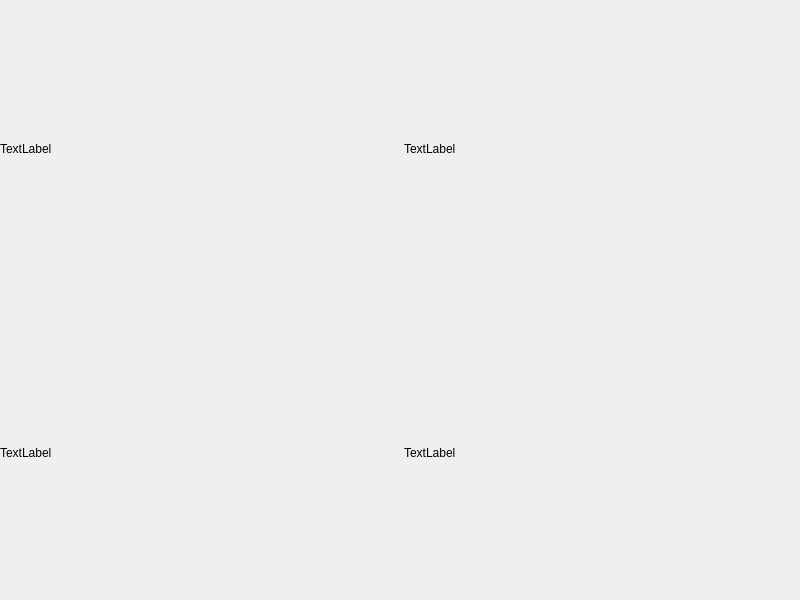
Qt form mainwidget.ui (xlbatross/cppqttcpclient) before a commit.
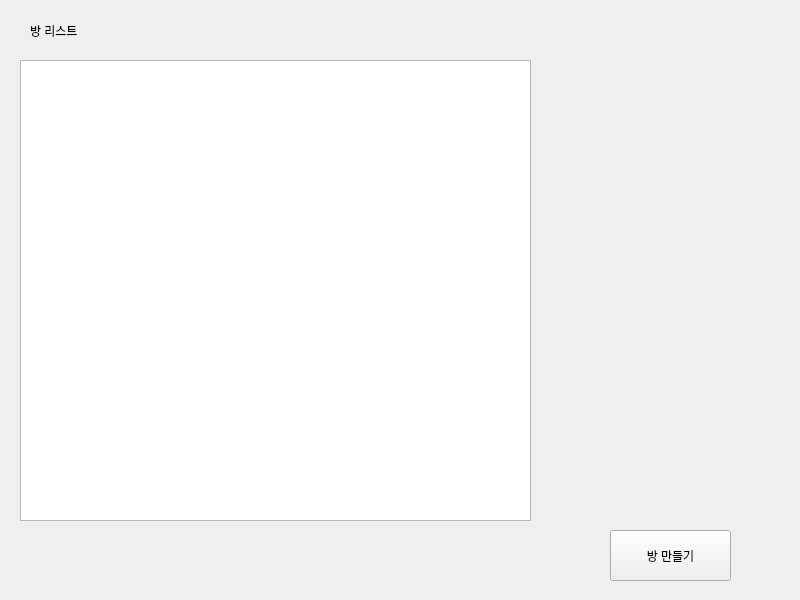
The same form after that commit.

```diff
--- a/mainwidget.ui
+++ b/mainwidget.ui
@@ -13,7 +13,7 @@
   <property name="windowTitle">
    <string>MainWidget</string>
   </property>
-  <widget class="QWidget" name="gridLayoutWidget">
+  <widget class="QStackedWidget" name="stackedWidget">
    <property name="geometry">
     <rect>
      <x>0</x>
@@ -22,6 +22,70 @@
      <height>601</height>
     </rect>
    </property>
+   <property name="currentIndex">
+    <number>0</number>
+   </property>
+   <widget class="QWidget" name="page">
+    <widget class="QListWidget" name="listWidgetRoomList">
+     <property name="geometry">
+      <rect>
+       <x>20</x>
+       <y>60</y>
+       <width>511</width>
+       <height>461</height>
+      </rect>
+     </property>
+    </widget>
+    <widget class="QLabel" name="label">
+     <property name="geometry">
+      <rect>
+       <x>30</x>
+       <y>20</y>
+       <width>101</width>
+       <height>21</height>
+      </rect>
+     </property>
+     <property name="text">
+      <string>방 리스트</string>
+     </property>
+    </widget>
+    <widget class="QPushButton" name="btnMakeRoom">
+     <property name="geometry">
+      <rect>
+       <x>610</x>
+       <y>530</y>
+       <width>121</width>
+       <height>51</height>
+      </rect>
+     </property>
+     <property name="text">
+      <string>방 만들기</string>
+     </property>
+    </widget>
+   </widget>
+   <widget class="QWidget" name="page_2">
+    <widget class="QPushButton" name="btnEndRoom">
+     <property name="geometry">
+      <rect>
+       <x>640</x>
+       <y>530</y>
+       <width>121</width>
+       <height>51</height>
+      </rect>
+     </property>
+     <property name="text">
+      <string>강의 종료</string>
+     </property>
+    </widget>
+    <widget class="QWidget" name="gridLayoutWidget">
+     <property name="geometry">
+      <rect>
+       <x>10</x>
+       <y>10</y>
+       <width>681</width>
+       <height>511</height>
+      </rect>
+     </property>
    <layout class="QGridLayout" name="gridLayout">
     <item row="0" column="1">
      <widget class="QLabel" name="label_2">
@@ -30,21 +94,14 @@
       </property>
      </widget>
     </item>
-    <item row="0" column="0">
-     <widget class="QLabel" name="label">
-      <property name="text">
-       <string>TextLabel</string>
-      </property>
-     </widget>
-    </item>
-    <item row="1" column="0">
+      <item row="2" column="0">
      <widget class="QLabel" name="label_3">
       <property name="text">
        <string>TextLabel</string>
       </property>
      </widget>
     </item>
-    <item row="1" column="1">
+      <item row="2" column="1">
      <widget class="QLabel" name="label_4">
       <property name="text">
        <string>TextLabel</string>
@@ -52,6 +109,36 @@
      </widget>
     </item>
    </layout>
+    </widget>
+   </widget>
+   <widget class="QWidget" name="page_3">
+    <widget class="QLabel" name="label_5">
+     <property name="geometry">
+      <rect>
+       <x>10</x>
+       <y>10</y>
+       <width>651</width>
+       <height>511</height>
+      </rect>
+     </property>
+     <property name="text">
+      <string>TextLabel</string>
+     </property>
+    </widget>
+    <widget class="QPushButton" name="btnOutRoom">
+     <property name="geometry">
+      <rect>
+       <x>640</x>
+       <y>530</y>
+       <width>121</width>
+       <height>51</height>
+      </rect>
+     </property>
+     <property name="text">
+      <string>방 나가기</string>
+     </property>
+    </widget>
+   </widget>
   </widget>
  </widget>
  <resources/>
```
Left out of the diff: 7 changed lines with no effect on the pictures. Lines whose indentation alone changed are shown as unchanged.
